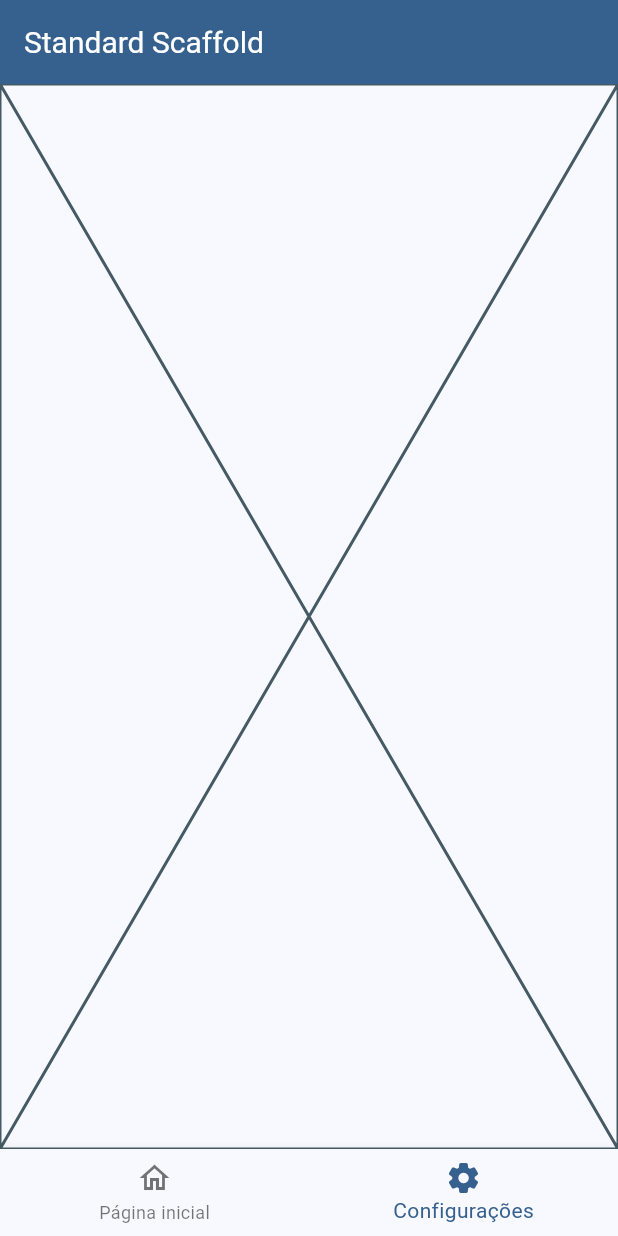
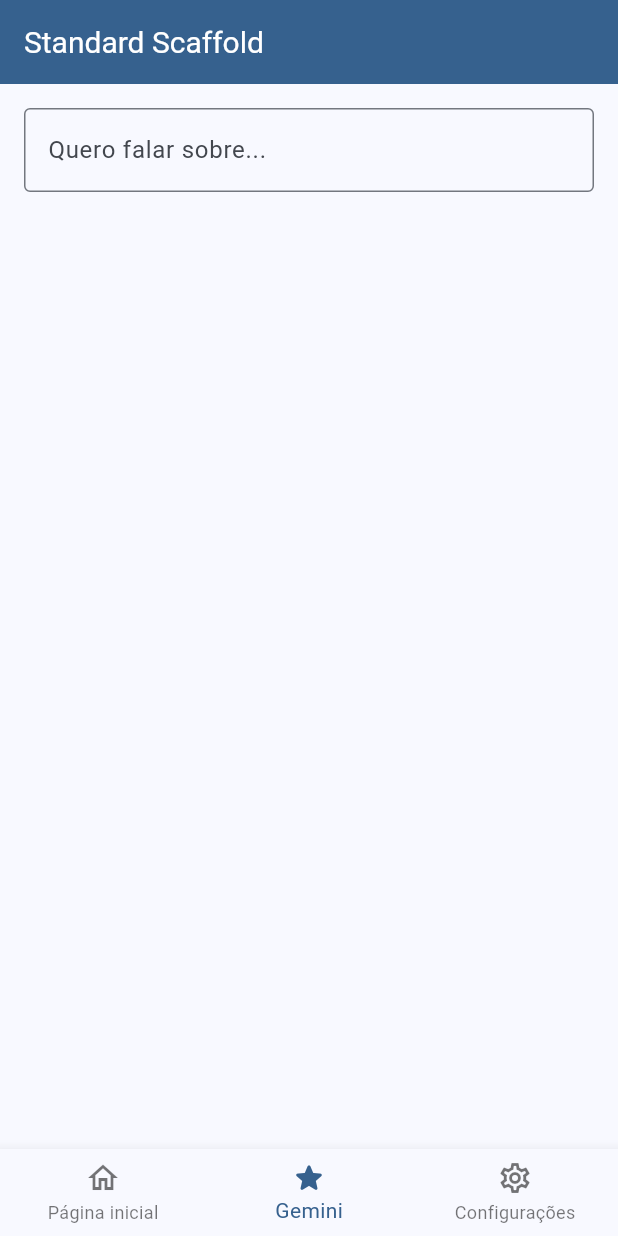
Before and after one commit to Kainato/flutter_training, a Flutter app: the HomePage screen opened directly, swiped to page 2, on a phone screen of 412 x 824 dp. Run offline on Flutter 3.47's test engine with Material 3 defaults, Android fonts, the phone set to English and light mode, and no system bars; our stand-ins replace flutter_gemini, get, shared_preferences; accounts and stored records are empty.

Commit message:
Input gemini prompt stream

```diff
--- a/lib/main.dart
+++ b/lib/main.dart
@@ -2,6 +2,7 @@ import 'package:flutter/material.dart';
 import 'package:flutter_training/core/cache/cache_key.dart';
 import 'package:flutter_training/core/theme/material_settings.dart';
 import 'package:shared_preferences/shared_preferences.dart';
+import 'package:flutter_gemini/flutter_gemini.dart';
 
 Future<void> main() async {
   WidgetsFlutterBinding.ensureInitialized();
@@ -10,6 +11,7 @@ Future<void> main() async {
   final int? color = prefs.getInt(Cachekey.themeColor.value);
   final bool isDarkMode = prefs.getBool(Cachekey.isDarkMode.value) ?? false;
   final bool isLogged = prefs.getBool(Cachekey.isLogged.value) ?? false;
+  Gemini.init(apiKey: 'AIzaSyAO-AyDfWYIGaM2cCrGs5VG6Dj4qe0Q2XU');
 
   runApp(
     MaterialSettings(
--- a/lib/modules/home/home_page.dart
+++ b/lib/modules/home/home_page.dart
@@ -1,5 +1,6 @@
 import 'package:flutter/material.dart';
 import 'package:flutter_training/modules/home/home_getx_controller.dart';
+import 'package:flutter_training/modules/home/tabs/gemini/gemini_page.dart';
 import 'package:flutter_training/modules/home/tabs/settings/settings_page.dart';
 import 'package:get/get.dart';
 import 'package:shared_preferences/shared_preferences.dart';
@@ -29,18 +30,18 @@ class _HomePageState extends State<HomePage> {
   @override
   Widget build(BuildContext context) {
     final HomeGetxController homeGetxController = Get.put(HomeGetxController());
-    return Obx(() {
     return StandardScaffold(
       body: PageView(
         controller: homeGetxController.pageController,
-          onPageChanged: (index) =>
-              homeGetxController.currentIndex.value = index,
+        onPageChanged: (index) => homeGetxController.currentIndex.value = index,
         children: const [
           Center(child: Text('Página inicial')),
+          GeminiPage(),
           SettingsPage(),
         ],
       ),
-        bottomNavigationBar: BottomNavigationBar(
+      bottomNavigationBar: Obx(() {
+        return BottomNavigationBar(
           currentIndex: homeGetxController.currentIndex.value,
           items: [
             BottomNavigationBarItem(
@@ -49,14 +50,19 @@ class _HomePageState extends State<HomePage> {
               label: 'Página inicial',
             ),
             BottomNavigationBarItem(
+              icon: Icon(Icons.star_outline),
+              activeIcon: Icon(Icons.star_rounded),
+              label: 'Gemini',
+            ),
+            BottomNavigationBarItem(
               icon: Icon(Icons.settings_outlined),
               activeIcon: Icon(Icons.settings_rounded),
               label: 'Configurações',
             ),
           ],
           onTap: (index) => homeGetxController.changeIndex(index),
-        ),
         );
-    });
+      }),
+    );
   }
 }
--- /dev/null
+++ b/lib/modules/home/tabs/gemini/gemini_getx_controller.dart
@@ -0,0 +1,41 @@
+import 'dart:developer';
+
+import 'package:flutter/material.dart';
+import 'package:flutter_gemini/flutter_gemini.dart';
+import 'package:get/get.dart';
+
+import '../../../../core/theme/theme_controller.dart';
+
+class GeminiGetxController {
+  final TextEditingController textEditingController = TextEditingController();
+  final ThemeController themeController = Get.find();
+
+  final RxList _textList = [].obs;
+
+  RxList get textList => _textList;
+
+  // Future<void> inputGemini() async {
+  //   await Gemini.instance.prompt(parts: [
+  //     Part.text(textEditingController.text),
+  //   ]).then((value) {
+  //     log('${value.runtimeType} | $value');
+  //     textList.add(value);
+  //   }).catchError((e) {
+  //     log('error $e');
+  //   });
+  // }
+
+  Future<void> requestGemini() async {
+    Gemini.instance.promptStream(
+      parts: [
+        Part.text(textEditingController.text),
+      ],
+    ).listen((value) {
+      // Exibe o conteúdo gerado no console
+      log(value!.output.toString());
+    }).onError((e) {
+      // Loga erros no console
+      log('exception', error: e);
+    });
+  }
+}
--- /dev/null
+++ b/lib/modules/home/tabs/gemini/gemini_page.dart
@@ -0,0 +1,52 @@
+import 'package:flutter/material.dart';
+import 'package:flutter_gemini/flutter_gemini.dart';
+import 'package:flutter_training/modules/home/tabs/gemini/gemini_getx_controller.dart';
+import 'package:flutter_training/widget/form/standard_text_form_field.dart';
+import 'package:get/get.dart';
+
+class GeminiPage extends StatefulWidget {
+  const GeminiPage({super.key});
+
+  @override
+  State<GeminiPage> createState() => _GeminiPageState();
+}
+
+class _GeminiPageState extends State<GeminiPage> {
+  @override
+  Widget build(BuildContext context) {
+    final GeminiGetxController controller = Get.put(GeminiGetxController());
+    return Column(
+      spacing: 16,
+      children: [
+        StandardTextFormField(
+          label: 'Quero falar sobre...',
+          hint: 'Insira de 3 a 5 informações...',
+          controller: controller.textEditingController,
+          onFieldSubmitted: (text) => controller.requestGemini(),
+        ),
+        Expanded(
+          child: Obx(() {
+            return ListView.builder(
+              itemCount: controller.textList.length,
+              itemBuilder: (context, index) {
+                Candidates candidates = controller.textList[index];
+                Part part = candidates.content!.parts!.first;
+                return Card(
+                  child: ListTile(
+                    title: Text(
+                      part.toString(),
+                    ),
+                    trailing: IconButton(
+                      icon: const Icon(Icons.delete),
+                      onPressed: () => controller.textList.removeAt(index),
+                    ),
+                  ),
+                );
+              },
+            );
+          }),
+        ),
+      ],
+    );
+  }
+}
--- a/lib/modules/home/tabs/settings/settings_getx_controller.dart
+++ b/lib/modules/home/tabs/settings/settings_getx_controller.dart
@@ -1,3 +1,4 @@
+import 'package:flutter_training/modules/auth/login_page.dart';
 import 'package:get/get.dart';
 
 class SettingsGetxController {
@@ -11,4 +12,8 @@ class SettingsGetxController {
   void changeLanguage(String lang) {
     language.value = lang;
   }
+
+  void logout() {
+    Get.offAll(LoginPage());
+  }
 }
--- a/lib/widget/page/standard_scaffold.dart
+++ b/lib/widget/page/standard_scaffold.dart
@@ -3,7 +3,7 @@ import 'package:flutter/material.dart';
 class StandardScaffold extends StatelessWidget {
   final Widget body;
   final FloatingActionButton? floatingActionButton;
-  final BottomNavigationBar? bottomNavigationBar;
+  final Widget? bottomNavigationBar;
 
   const StandardScaffold({
     super.key,
@@ -22,7 +22,7 @@ class StandardScaffold extends StatelessWidget {
         child: GestureDetector(
           onTap: () => FocusScope.of(context).unfocus(),
           behavior: HitTestBehavior.opaque,
-          child: body,
+          child: Padding(padding: const EdgeInsets.all(16), child: body),
         ),
       ),
       floatingActionButton: floatingActionButton,
--- a/pubspec.yaml
+++ b/pubspec.yaml
@@ -15,6 +15,7 @@ dependencies:
   get: ^4.7.2
   material_color_utilities: ^0.11.1
   shared_preferences: ^2.5.2
+  flutter_gemini: ^3.0.0
 
 dev_dependencies:
   flutter_test:
```
Also changed, not shown: lib/modules/home/tabs/settings/settings_page.dart (+11 -1 lines), pubspec.lock. Lines whose indentation alone changed are shown as unchanged.
